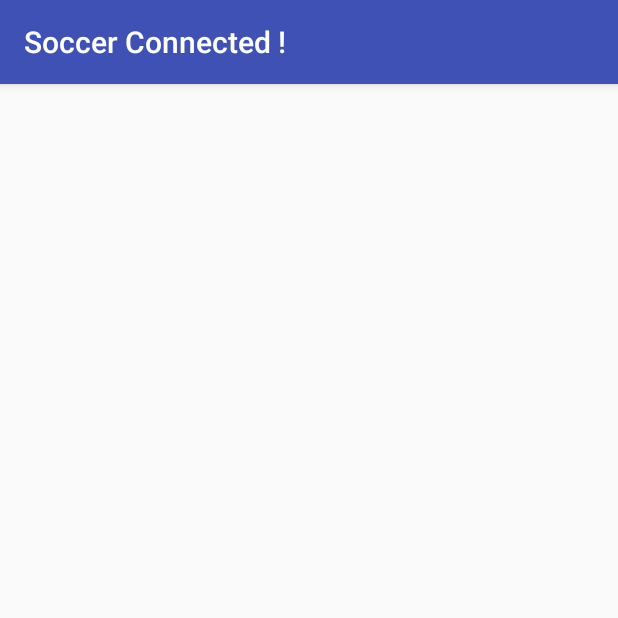
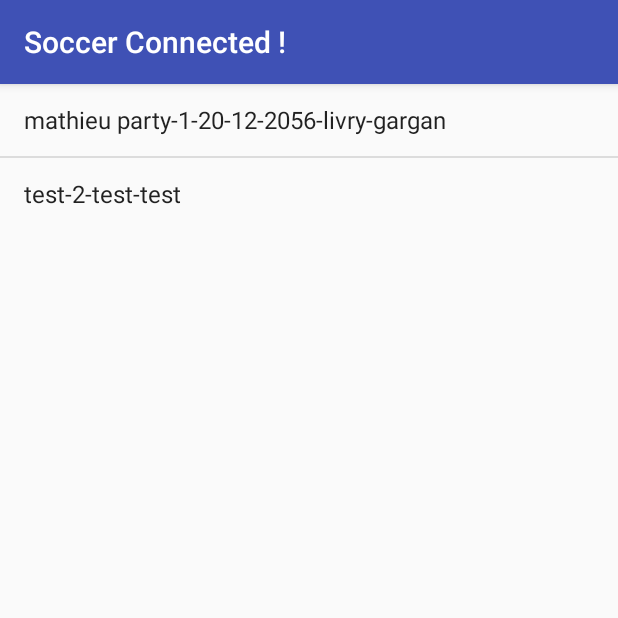
Before and after one commit to SharafGabel/SoccerConnected, an Android app: the listEventActivity screen opened directly, with no data from a screen before it, on a phone screen of 412 x 824 dp, the top half of it. Run offline under Robolectric (Android 15) with nearby library versions, the phone set to English and light mode, and no system bars.

Commit message:
ListView Fonctionnelles

```diff
--- a/app/src/main/AndroidManifest.xml
+++ b/app/src/main/AndroidManifest.xml
@@ -19,7 +19,7 @@
             </intent-filter>
         </activity>
 
-        <activity android:name=".EventActivity_V2" >
+        <activity android:name="activity.EventActivity_V2" >
 
         </activity>
             />
--- a/app/src/main/java/activity/listEventActivity.java
+++ b/app/src/main/java/activity/listEventActivity.java
@@ -7,6 +7,7 @@ import android.support.v7.app.AppCompatActivity;
 import android.widget.ArrayAdapter;
 import android.widget.ListView;
 import android.widget.SimpleAdapter;
+import android.widget.Toast;
 
 import com.example.mathieu.myapplication2.R;
 
@@ -23,6 +24,7 @@ import java.util.ArrayList;
 import java.util.HashMap;
 import java.util.Iterator;
 import java.util.List;
+import java.util.Map;
 
 /**
  * Created by Yacine on 26/11/2015.
@@ -30,11 +32,12 @@ import java.util.List;
 public class listEventActivity extends AppCompatActivity {
     //private ConnexionHTTP connexionHTTP;
     //private static final String	LIST_EVENT_URL	= "https://footapp-sharaf.c9users.io/get_Evenement.php";
-    private static final String	LIST_EVENT_URL	= "https://footapp-sharaf.c9users.io/ConnectedSoccerPhp/web/api/events/1";
+    private static final String	LIST_EVENT_URL	= "https://footapp-sharaf.c9users.io/ConnectedSoccerPhp/web/api/events";
     //private static final String	UPDATE_URL	= "https://footapp-sharaf.c9users.io/login.1.php";
     private static final String TABLE = "Event";
     private HashMap<String,String> map = new HashMap<String,String>();
     private List<String> listeEv;
+    private String jsonString = "{\"events\":[{\"id\":1,\"nom\":\"mathieu party\",\"lieu\":\"livry-gargan\",\"date\":\"20-12-2056\"},{\"id\":2,\"nom\":\"test\",\"lieu\":\"test\",\"date\":\"test\"}]}";
     //private ArrayList<HashMap<String,String>> listeEv;
     ListView mListView;
 
@@ -43,6 +46,7 @@ public class listEventActivity extends AppCompatActivity {
 
         super.onCreate(savedInstanceState);
         setContentView(R.layout.listevent);
+        mListView = (ListView) findViewById(R.id.listViewEvent);
         getEvents();
         //  listeEv = connexionHTTP.selectionData(LIST_EVENT_URL,TABLE,map);
         /*listeEv = new ArrayList<String>();
@@ -90,6 +94,8 @@ public class listEventActivity extends AppCompatActivity {
                             sb.append(line);
                         }
                         json = sb.toString();
+                        jsonString = json;
+
                         try {
                             HashMap<String, String> map = new HashMap<String, String>();
                             JSONObject jObject = new JSONObject(json);
@@ -113,25 +119,7 @@ public class listEventActivity extends AppCompatActivity {
                                 listeEv.add(value);
 
                             }*/
-                            //listeEv.add(list);
-                            /*ArrayList<String> listdata = new ArrayList<String>();
-                            //JSONObject jObject = new JSONObject(json);
-                            JSONArray jArray = new JSONArray(json);
-                            if (jArray != null) {
-                                for (int i=0;i<jArray.length();i++){
-                                    listdata.add(jArray.get(i).toString());
-                                }
-                            }*/
-
-                            /*ArrayAdapter<String> adapter = new ArrayAdapter<String>(listEventActivity.this, android.R.layout.simple_list_item_1, listeEv);
-                            mListView.setAdapter(adapter);*/
-
-
-                            /*mListView = (ListView) listEventActivity.this.findViewById(R.id.listViewEvent);
-                            SimpleAdapter simpleAdapter = new SimpleAdapter(listEventActivity.this, (List<? extends Map<String, ?>>) map, android.R.layout.simple_list_item_1, new String[] {"country"}, new int[] {android.R.id.text1});
-                            */
-                            createDialog("Evènement",map.toString());
-
+                           createDialog("Evènement",map.toString());
                         }
                         catch (JSONException e) {
                             e.printStackTrace();
@@ -154,8 +142,42 @@ public class listEventActivity extends AppCompatActivity {
         };
 
         t.start();
+
+        initList();
+        SimpleAdapter simpleAdapter = new SimpleAdapter(listEventActivity.this, events, android.R.layout.simple_list_item_1, new String[] {"events"}, new int[] {android.R.id.text1});
+        mListView.setAdapter(simpleAdapter);
     }
-/*
+
+    //region test
+    List<Map<String,String>> events = new ArrayList<Map<String,String>>();
+    private void initList(){
+
+        try{
+            JSONObject jsonResponse = new JSONObject(jsonString);
+            JSONArray jsonMainNode = jsonResponse.optJSONArray("events");
+
+            for(int i = 0; i<jsonMainNode.length();i++){
+                JSONObject jsonChildNode = jsonMainNode.getJSONObject(i);
+                String id = jsonChildNode.optString("id");
+                String nom = jsonChildNode.optString("nom");
+                String date = jsonChildNode.optString("date");
+                String lieu = jsonChildNode.optString("lieu");
+                String outPut = nom + "-" +id +"-" +date +"-" +lieu;
+                events.add(createEmployee("events", outPut));
+            }
+        }
+        catch(JSONException e){
+            Toast.makeText(getApplicationContext(), "Error"+e.toString(), Toast.LENGTH_SHORT).show();
+        }
+    }
+
+    private HashMap<String, String>createEmployee(String name,String number){
+        HashMap<String, String> eventsNameNo = new HashMap<String, String>();
+        eventsNameNo.put(name, number);
+        return eventsNameNo;
+    }
+    //endregion test
+
     //region Utils
 
 
@@ -193,7 +215,7 @@ public class listEventActivity extends AppCompatActivity {
     }
 
     //endregion Utils
-*/
+
     //region UtilsActivity
     private void createDialog(String title, String text)
     {
```
Also changed, not shown: 1 other file.
